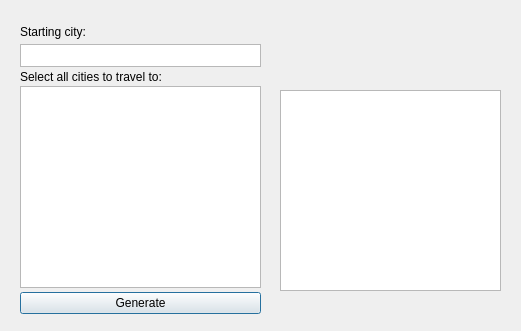
This is EuroTrip/customplan.ui in dal07065/European-Vacation as Qt 5 draws it before an edit. The edited form follows.
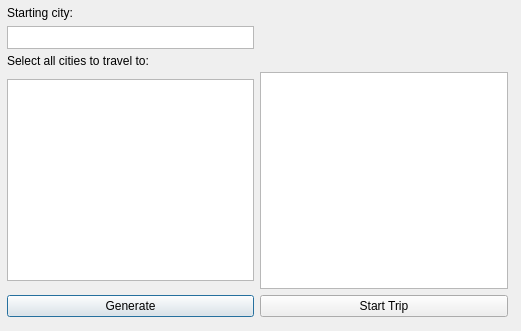
This is the edited form.

Diff of the .ui file:
```diff
--- a/EuroTrip/customplan.ui
+++ b/EuroTrip/customplan.ui
@@ -13,43 +13,30 @@
   <property name="windowTitle">
    <string>Custom Plan Generator</string>
   </property>
-  <widget class="QTextBrowser" name="textBrowser">
+  <widget class="QWidget" name="gridLayoutWidget">
    <property name="geometry">
     <rect>
-     <x>280</x>
-     <y>90</y>
-     <width>221</width>
-     <height>201</height>
+     <x>7</x>
+     <y>6</y>
+     <width>501</width>
+     <height>311</height>
     </rect>
    </property>
-  </widget>
-  <widget class="QWidget" name="layoutWidget">
-   <property name="geometry">
-    <rect>
-     <x>20</x>
-     <y>20</y>
-     <width>241</width>
-     <height>301</height>
-    </rect>
-   </property>
-   <layout class="QVBoxLayout" name="verticalLayout_2">
-    <property name="spacing">
-     <number>0</number>
-    </property>
-    <item>
-     <widget class="QLabel" name="label_2">
+   <layout class="QGridLayout" name="gridLayout">
+    <item row="2" column="0">
+     <widget class="QLabel" name="label">
       <property name="maximumSize">
        <size>
         <width>16777215</width>
-        <height>16</height>
+        <height>11</height>
        </size>
       </property>
       <property name="text">
-       <string>Starting city:</string>
+       <string>Select all cities to travel to:</string>
       </property>
      </widget>
     </item>
-    <item>
+    <item row="1" column="0">
      <widget class="QTextBrowser" name="startingCity">
       <property name="maximumSize">
        <size>
@@ -61,25 +48,32 @@
        <string>&lt;!DOCTYPE HTML PUBLIC &quot;-//W3C//DTD HTML 4.0//EN&quot; &quot;http://www.w3.org/TR/REC-html40/strict.dtd&quot;&gt;
 &lt;html&gt;&lt;head&gt;&lt;meta name=&quot;qrichtext&quot; content=&quot;1&quot; /&gt;&lt;style type=&quot;text/css&quot;&gt;
 p, li { white-space: pre-wrap; }
-&lt;/style&gt;&lt;/head&gt;&lt;body style=&quot; font-family:'MS Shell Dlg 2'; font-size:8.25pt; font-weight:400; font-style:normal;&quot;&gt;
-&lt;p style=&quot;-qt-paragraph-type:empty; margin-top:0px; margin-bottom:0px; margin-left:0px; margin-right:0px; -qt-block-indent:0; text-indent:0px;&quot;&gt;&lt;br /&gt;&lt;/p&gt;&lt;/body&gt;&lt;/html&gt;</string>
+&lt;/style&gt;&lt;/head&gt;&lt;body style=&quot; font-family:'MS Shell Dlg 2'; font-size:7.8pt; font-weight:400; font-style:normal;&quot;&gt;
+&lt;p style=&quot;-qt-paragraph-type:empty; margin-top:0px; margin-bottom:0px; margin-left:0px; margin-right:0px; -qt-block-indent:0; text-indent:0px; font-size:8.25pt;&quot;&gt;&lt;br /&gt;&lt;/p&gt;&lt;/body&gt;&lt;/html&gt;</string>
       </property>
      </widget>
     </item>
-    <item>
-     <widget class="QLabel" name="label">
+    <item row="0" column="0">
+     <widget class="QLabel" name="label_2">
       <property name="maximumSize">
        <size>
         <width>16777215</width>
-        <height>11</height>
+        <height>16</height>
        </size>
       </property>
       <property name="text">
-       <string>Select all cities to travel to:</string>
+       <string>Starting city:</string>
       </property>
      </widget>
     </item>
-    <item>
+    <item row="4" column="0">
+     <widget class="QPushButton" name="generate">
+      <property name="text">
+       <string>Generate</string>
+      </property>
+     </widget>
+    </item>
+    <item row="3" column="0">
      <widget class="QListWidget" name="listWidget">
       <property name="maximumSize">
        <size>
@@ -92,10 +86,13 @@
       </property>
      </widget>
     </item>
-    <item>
-     <widget class="QPushButton" name="generate">
+    <item row="3" column="1">
+     <widget class="QTextBrowser" name="textBrowser"/>
+    </item>
+    <item row="4" column="1">
+     <widget class="QPushButton" name="startTrip">
       <property name="text">
-       <string>Generate</string>
+       <string>Start Trip</string>
       </property>
      </widget>
     </item>
```
